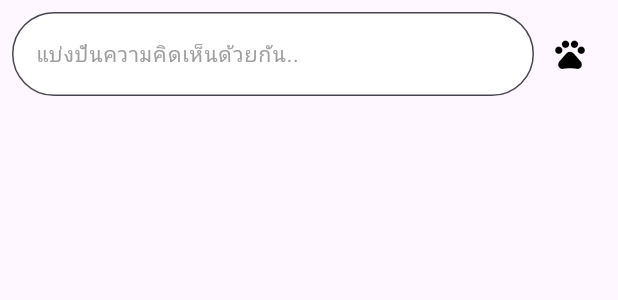
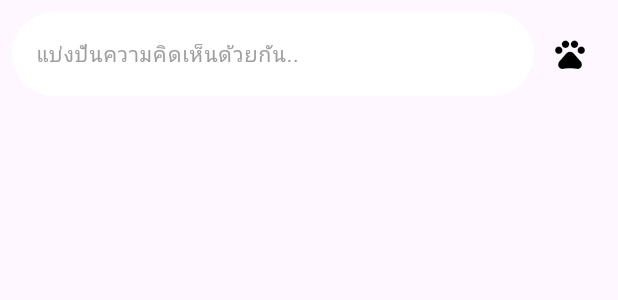
Before and after one commit to PuriSipSip/SocialCat, a Flutter app: the CommentComponent widget shown alone on an empty page, opened directly with empty values, on a phone screen of 412 x 824 dp. Shown: the top 300 px of the screen. Run offline on Flutter 3.47's test engine with Material 3 defaults, Android fonts, the phone set to English and light mode, and no system bars; our stand-ins replace cached_network_image, cloud_firestore, cross_file, firebase_auth, firebase_core, firebase_storage and 7 more; accounts and stored records are empty; network calls fail.

Commit message:
Update icon

```diff
--- a/lib/components/my_catcard.dart
+++ b/lib/components/my_catcard.dart
@@ -61,7 +61,7 @@ class CatProfileCard extends StatelessWidget {
           Row(
             mainAxisAlignment: MainAxisAlignment.spaceEvenly,
             children: [
-              _buildInfoIcon(Icons.pets, '$age ปี'),
+              _buildInfoIcon(Icons.cake_rounded, '$age ปี'),
               _buildInfoIcon(Icons.transgender, sex),
             ],
           ),
--- a/lib/components/my_comment.dart
+++ b/lib/components/my_comment.dart
@@ -44,6 +44,7 @@ class _CommentComponentState extends State<CommentComponent> {
                   fontSize: 14,
                 ),
                 border: OutlineInputBorder(
+                  borderSide: BorderSide.none,
                   borderRadius: BorderRadius.all(Radius.circular(100)),
                 ),
                 filled: true,
@@ -52,7 +53,8 @@ class _CommentComponentState extends State<CommentComponent> {
             ),
           ),
           IconButton(
-            icon: const Icon(Icons.pets, color: Colors.black),
+            icon: const Icon(Icons.pets_outlined),
+            color: Colors.black,
             onPressed: _submitComment, // เรียกใช้ฟังก์ชันเมื่อกดปุ่มส่ง
           ),
         ],
--- a/lib/pages/home_page.dart
+++ b/lib/pages/home_page.dart
@@ -124,7 +124,7 @@ class HomePage extends StatelessWidget {
           borderRadius: BorderRadius.circular(30),
         ),
         child: const Icon(
-          Icons.add_a_photo,
+          Icons.add_a_photo_rounded,
           color: Colors.white,
         ),
       ),
--- a/pubspec.yaml
+++ b/pubspec.yaml
@@ -27,6 +27,7 @@ dependencies:
   cross_file: ^0.3.4+2
   intl: ^0.19.0
   timeago: ^3.7.0
+  font_awesome_flutter: ^10.7.0
 
 dev_dependencies:
   flutter_test:
```
Also changed, not shown: lib/components/my_navigationscreen.dart (+11 -4 lines), lib/pages/postview_page.dart (+8 -4 lines), pubspec.lock.
